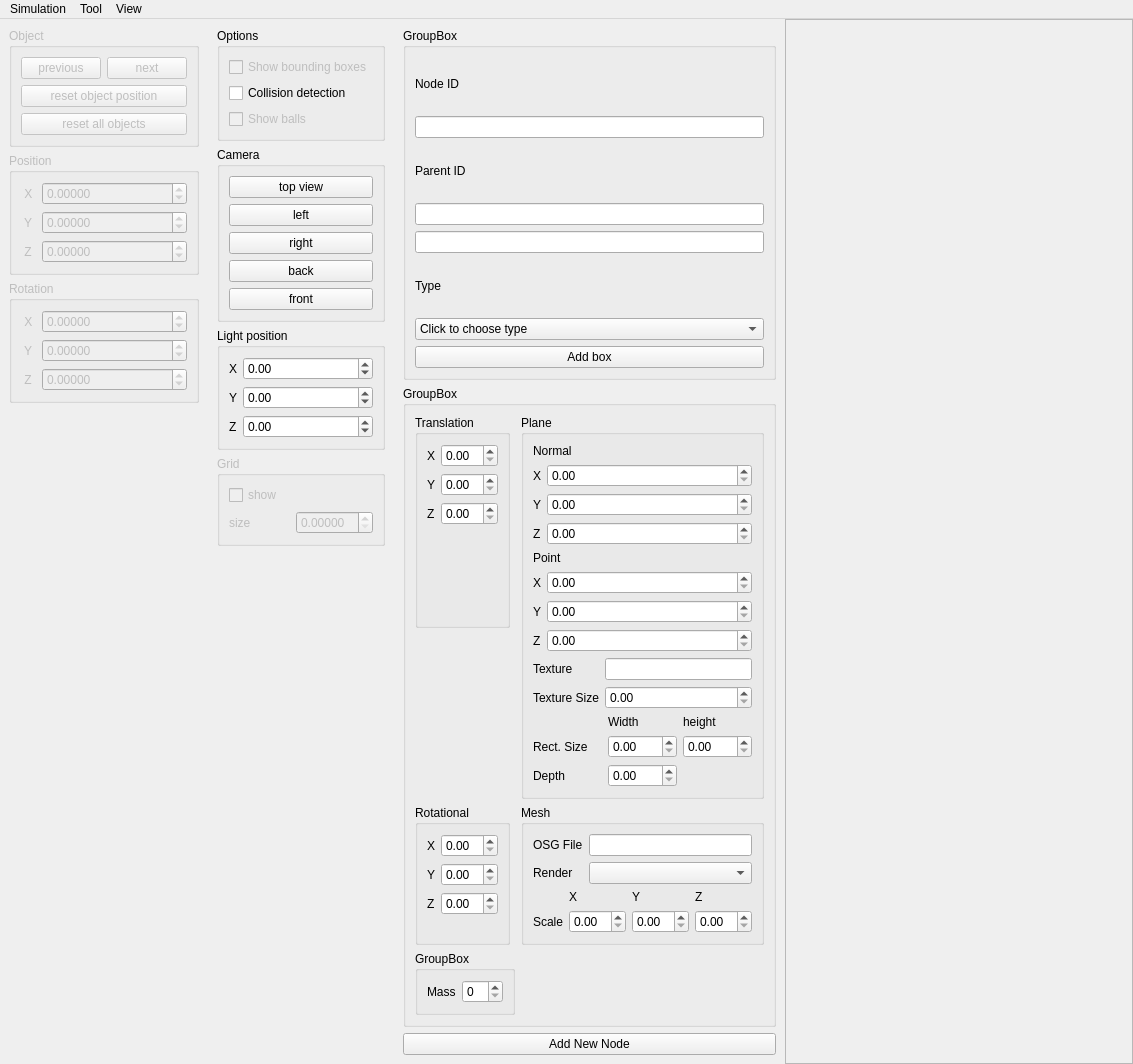
Old version of the form tools/rcinnerModelSimulator/src/guiDlg.ui in the repository t2shashwat/robocomp.
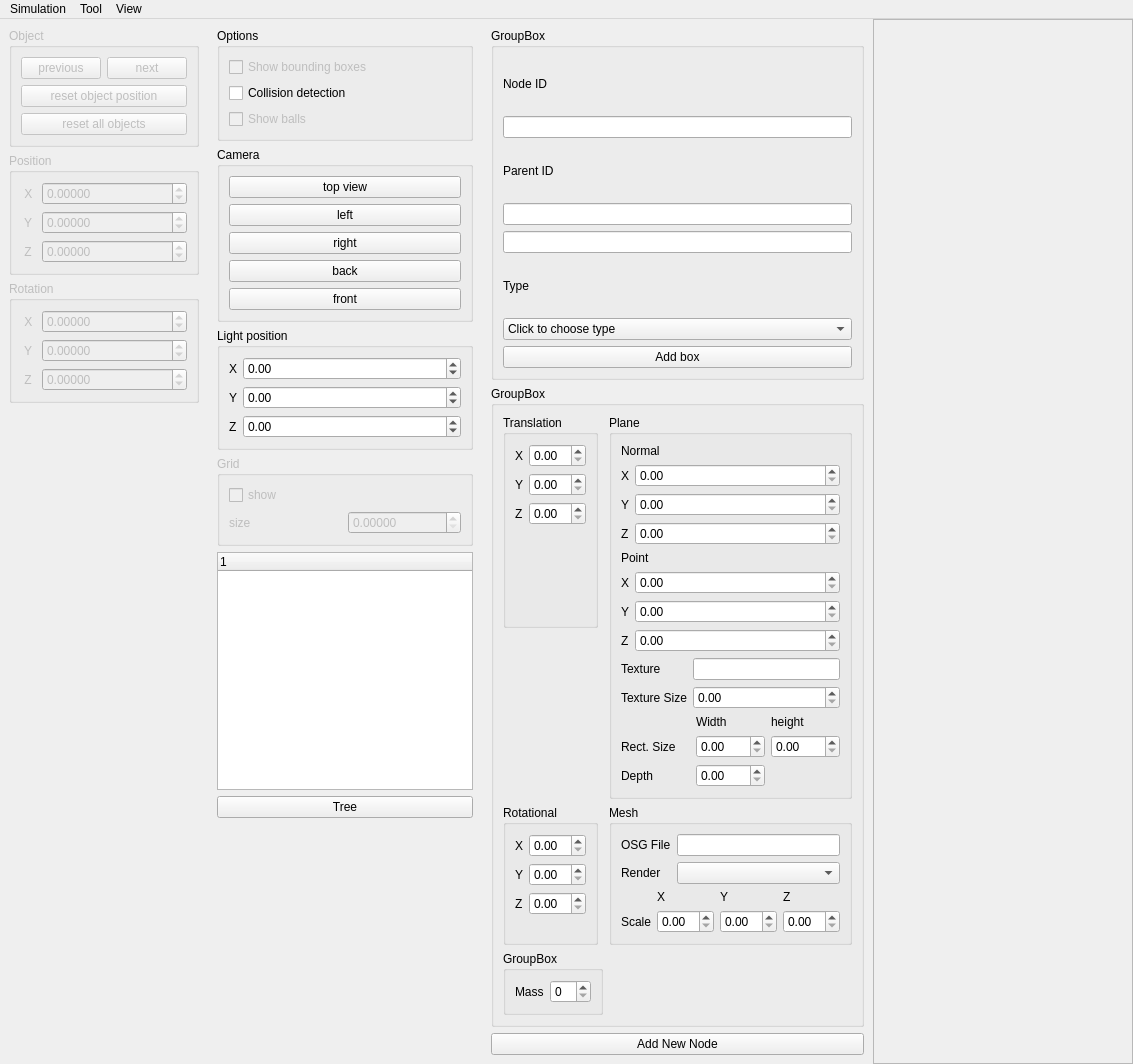
New version of the form.

```diff
--- a/tools/rcinnerModelSimulator/src/guiDlg.ui
+++ b/tools/rcinnerModelSimulator/src/guiDlg.ui
@@ -482,6 +482,22 @@
            </layout>
           </widget>
          </item>
+         <item>
+          <widget class="QTreeWidget" name="treeWidget">
+           <column>
+            <property name="text">
+             <string notr="true">1</string>
+            </property>
+           </column>
+          </widget>
+         </item>
+         <item>
+          <widget class="QPushButton" name="treepushButton">
+           <property name="text">
+            <string>Tree</string>
+           </property>
+          </widget>
+         </item>
          <item>
           <spacer name="verticalSpacer_2">
            <property name="orientation">
```
Left out of the diff: 116 changed lines with no effect on the pictures.
